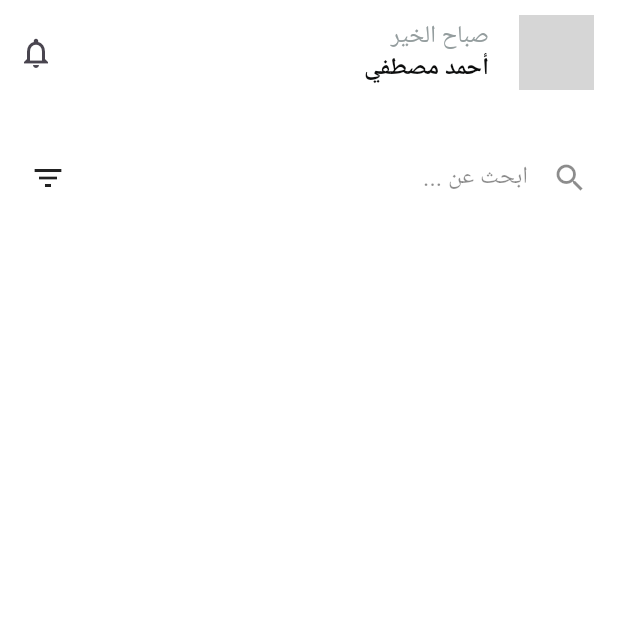
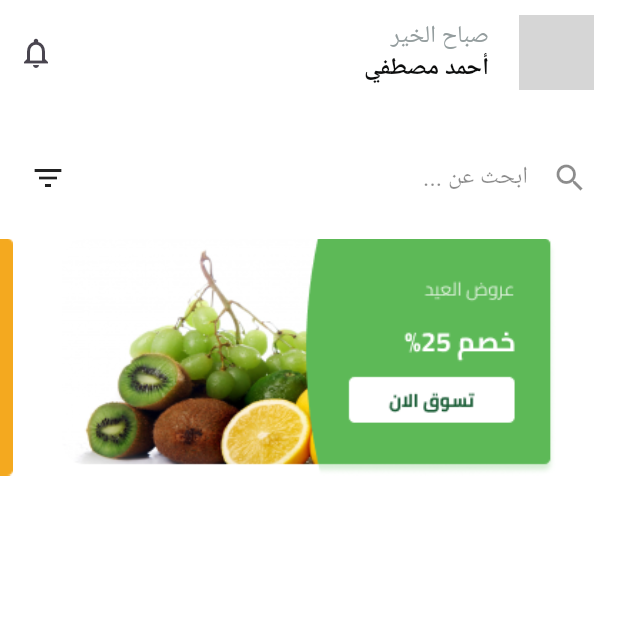
Before and after one commit to mohamedrashad102/fruit_hub, a Flutter app: the HomeView screen opened by its route, on a phone screen of 412 x 824 dp, the top half of it. Run offline on Flutter 3.47's test engine with Material 3 defaults, Android fonts, the phone set to English and light mode, and no system bars; our stand-ins replace dartz, dots_indicator, firebase_auth, firebase_core, flutter_bloc, flutter_hooks and 6 more; missing offline and left inert: flutter_facebook_auth, svg_flutter; accounts and stored records are empty; network calls fail; Roboto replaces fonts that are missing (Cairo); grey boxes are pictures that could not be loaded.

Commit message:
Add login status caching and home offers section
This commit adds caching of the login status using SharedPreferences in the CachedData class. It also adds a new section to the home view that displays a PageView of offer images. The Assets class was updated to include the new offer images.

```diff
--- a/lib/core/utils/assets.dart
+++ b/lib/core/utils/assets.dart
@@ -17,17 +17,27 @@ class Assets {
   /// assets/images/google_icon.svg
   static const String imagesGoogleIcon = "assets/images/google_icon.svg";
 
+  /// Assets for imagesOffer1
+  /// assets/images/offer1.png
+  static const String imagesOffer1 = "assets/images/offer1.png";
+
+  /// Assets for imagesOffer2
+  /// assets/images/offer2.png
+  static const String imagesOffer2 = "assets/images/offer2.png";
+
   /// Assets for imagesOnBoardingBg
   /// assets/images/on_boarding_bg.svg
   static const String imagesOnBoardingBg = "assets/images/on_boarding_bg.svg";
 
   /// Assets for imagesOnBoardingLogo1
   /// assets/images/on_boarding_logo1.svg
-  static const String imagesOnBoardingLogo1 = "assets/images/on_boarding_logo1.svg";
+  static const String imagesOnBoardingLogo1 =
+      "assets/images/on_boarding_logo1.svg";
 
   /// Assets for imagesOnBoardingLogo2
   /// assets/images/on_boarding_logo2.svg
-  static const String imagesOnBoardingLogo2 = "assets/images/on_boarding_logo2.svg";
+  static const String imagesOnBoardingLogo2 =
+      "assets/images/on_boarding_logo2.svg";
 
   /// Assets for imagesSplashBottom
   /// assets/images/splash_bottom.svg
--- a/lib/core/utils/keys.dart
+++ b/lib/core/utils/keys.dart
@@ -1,3 +1,4 @@
 class Keys {
   static const String skipOnboarding = 'skipOnboarding';
+  static const String isLogin = 'isLogin';
 }
--- a/lib/features/auth/views/login_view.dart
+++ b/lib/features/auth/views/login_view.dart
@@ -1,6 +1,7 @@
 import 'package:flutter/material.dart';
 import 'package:flutter_bloc/flutter_bloc.dart';
 import 'package:fruit_hub/core/extensions/show_snack_bar_extension.dart';
+import 'package:fruit_hub/core/services/cached_data.dart';
 import 'package:fruit_hub/core/utils/app_router.dart';
 import 'package:fruit_hub/features/auth/data/cubits/login_cubit.dart';
 import 'package:go_router/go_router.dart';
@@ -24,6 +25,7 @@ class LoginView extends StatelessWidget {
             context.showSnackBar(state.message);
           } else if (state is LoginSuccessState) {
             context.showSnackBar('تم تسجيل الدخول بنجاح');
+            CachedData.setIsLogin(true);
             context.go(AppRouter.homeView);
           }
         },
--- a/lib/features/home/widgets/home_view_body.dart
+++ b/lib/features/home/widgets/home_view_body.dart
@@ -1,6 +1,8 @@
 import 'package:flutter/material.dart';
+import 'package:fruit_hub/core/utils/assets.dart';
 import 'package:fruit_hub/core/widgets/custom_search_bar.dart';
 import 'package:fruit_hub/k.dart';
+import 'package:gap/gap.dart';
 
 class HomeViewBody extends StatelessWidget {
   const HomeViewBody({super.key});
@@ -15,8 +17,35 @@ class HomeViewBody extends StatelessWidget {
       child: Column(
         children: [
           CustomSearchBar(),
+          Gap(12),
+          SizedBox(
+            height: 158,
+            child: HomeOffersSection(),
+          ),
         ],
       ),
     );
   }
 }
+
+class HomeOffersSection extends StatelessWidget {
+  const HomeOffersSection({super.key});
+
+  @override
+  Widget build(BuildContext context) {
+    return PageView.builder(
+      scrollDirection: Axis.horizontal,
+      clipBehavior: Clip.none,
+      controller: PageController(
+        initialPage: 0,
+        viewportFraction: 0.99,
+      ),
+      itemBuilder: (context, index) {
+        return Image.asset(
+          index.isEven ? Assets.imagesOffer2 : Assets.imagesOffer1,
+        );
+      },
+      itemCount: 20,
+    );
+  }
+}
--- a/lib/features/splash/views/splash_view.dart
+++ b/lib/features/splash/views/splash_view.dart
@@ -36,7 +36,9 @@ class _SplashViewState extends State<SplashView> {
   void _navigateToOnBoarding() {
     Future.delayed(const Duration(seconds: 2), () {
       CachedData.getSkipOnboarding()
-          ? context.go(AppRouter.loginView)
+          ? CachedData.getIsLogin()
+              ? context.go(AppRouter.homeView)
+              : context.go(AppRouter.loginView)
           : context.go(AppRouter.onBoardingView);
     });
   }
```
Also changed, not shown: lib/core/services/cached_data.dart (+8 -0 lines), assets/images/offer1.png (added), assets/images/offer2.png (added).
